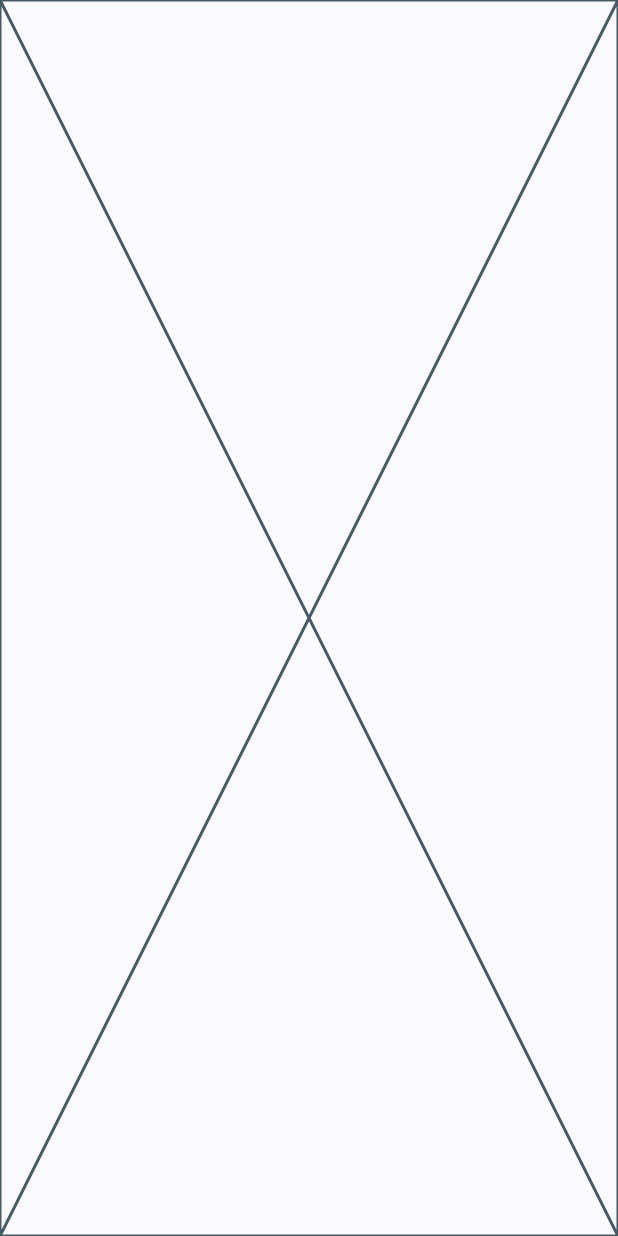
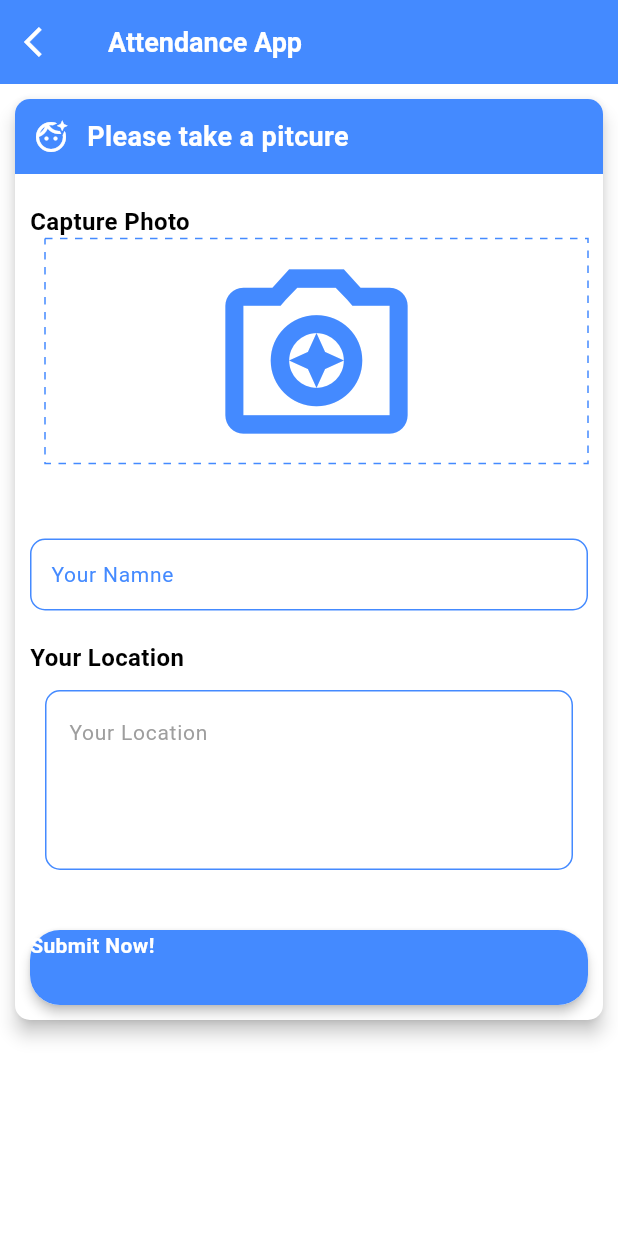
Before and after one commit to ranchiika/attendance_app, a Flutter app: the AttendanceScreen screen opened directly, on a phone screen of 412 x 824 dp. Run offline on Flutter 3.47's test engine with Material 3 defaults, Android fonts, the phone set to English and light mode, and no system bars; drawn by our look-alikes of dotted_border; our stand-ins replace camera, cloud_firestore, firebase_core, geocoding, geolocator; missing offline and left inert: google_mlkit_face_detection; accounts and stored records are empty.

Commit message:
finishing attendance feature

```diff
--- a/lib/services/attendance_service.dart
+++ b/lib/services/attendance_service.dart
@@ -5,7 +5,7 @@ import 'package:flutter/material.dart';
 // an entry point for submitting the attendance report
 final CollectionReference dataCollection = FirebaseFirestore.instance.collection('attendance'); //entry point.
 
-Future<void> submitAttendanceReport(BuildContext context,String address, String name, String status, String timeStamp, String attendanceStatus) async{
+Future<void> submitAttendanceReport(BuildContext context,String address, String name, String timeStamp, String attendanceStatus) async{
   showLoaderDialog(context);
   dataCollection.add(
     {
--- a/lib/ui/attend/attendance_screen.dart
+++ b/lib/ui/attend/attendance_screen.dart
@@ -1,5 +1,11 @@
 import 'package:attendance_app/services/location_service.dart';
 import 'package:attendance_app/services/timestamp_service.dart';
+import 'package:attendance_app/ui/attend/components/app_bar.dart';
+import 'package:attendance_app/ui/attend/components/capture_photo.dart';
+import 'package:attendance_app/ui/attend/components/header.dart';
+import 'package:attendance_app/ui/attend/components/location.dart';
+import 'package:attendance_app/ui/attend/components/name_input.dart';
+import 'package:attendance_app/ui/attend/components/submit_button.dart';
 import 'package:camera/camera.dart';
 import 'package:flutter/material.dart';
 
@@ -53,6 +59,31 @@ class _AttendanceScreenState extends State<AttendanceScreen> {
 
   @override
   Widget build(BuildContext context) {
-    return const Placeholder();
+    Size size = MediaQuery.of(context).size;
+
+    return Scaffold(
+      backgroundColor: Colors.white,
+      appBar: buildAppBar(context),
+      body: SingleChildScrollView(
+        child: Card(
+          color: Colors.white,
+          margin: const EdgeInsets.fromLTRB(10, 10, 10, 30),
+          shape: RoundedRectangleBorder(
+            borderRadius: BorderRadius.circular(10),
+          ),
+          elevation: 5,
+          child: Column(
+            crossAxisAlignment: CrossAxisAlignment.start,
+            children: [
+              buildHeader(),
+              buildCapturePhotoSection(context, size, image),
+              buildNameInputField(controllerName),
+              buildLocationSection(isLoading, addressPlaceholder),
+              buildSubmitButton(context, size, image, controllerName, addressPlaceholder, statusPlaceholder, timeStampPlaceholder)
+            ],
+          ),
+        ),
+      ),
+    );
   }
 }
--- a/lib/ui/attend/components/submit_button.dart
+++ b/lib/ui/attend/components/submit_button.dart
@@ -1,3 +1,4 @@
+import 'package:attendance_app/services/attendance_service.dart';
 import 'package:camera/camera.dart';
 import 'package:flutter/material.dart';
 
@@ -23,12 +24,18 @@ Container buildSubmitButton(BuildContext context, Size size, XFile? image, TextE
             borderRadius: BorderRadius.circular(20),
             onTap: (){
               if (image == null || controllerName.text.isEmpty) {
-                showSnackBar()
-
+                showSnackBar(context, "Please fill all forms!");
               } else {
-
+                submitAttendanceReport(context, address, controllerName.text.toString(), status, timeStamp);
               }
             },
+            child: Text(
+              "Submit Now!",
+              style: TextStyle(
+                color: Colors.white,
+                fontWeight: FontWeight.bold
+              ),
+            ),
           ),
         ),
       ),
```
